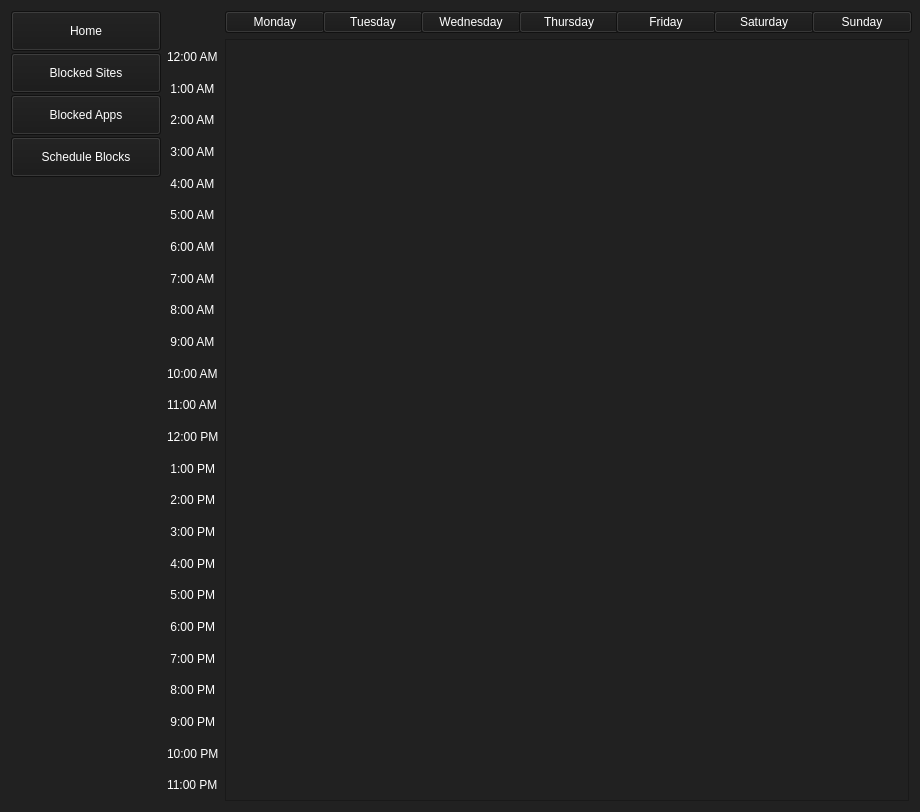
HowePersonal/DistractionBlocker, file ui/scheduleblocks.ui: the form before one commit.
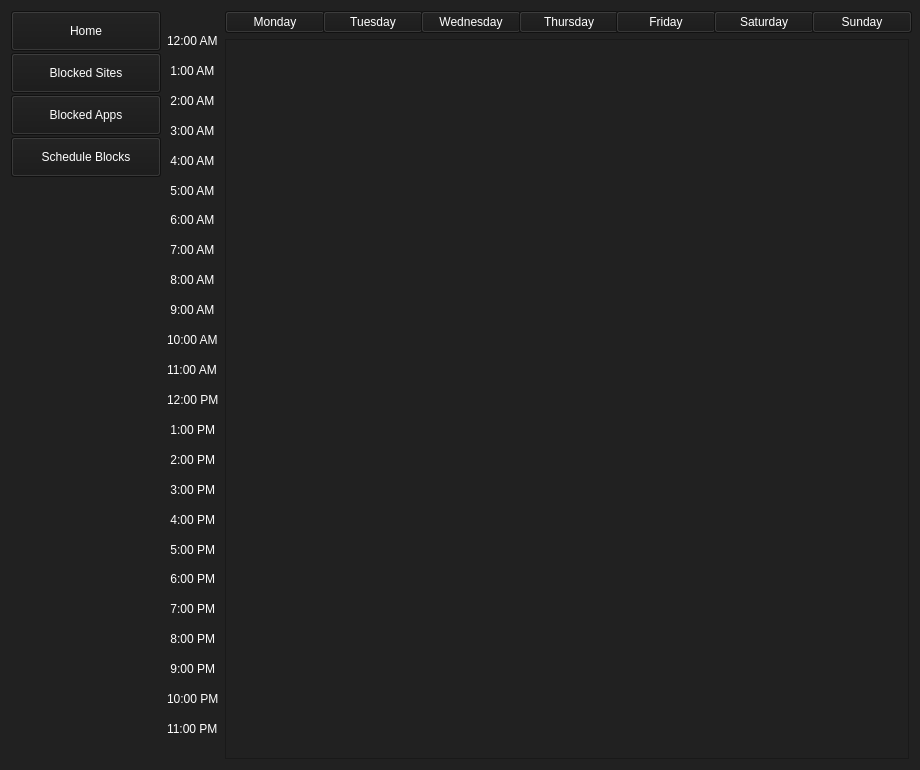
The form after the commit.

Commit message: Altered positioning of scheduling page for better readability

The edit to the form file:
```diff
--- a/ui/scheduleblocks.ui
+++ b/ui/scheduleblocks.ui
@@ -7,7 +7,7 @@
     <x>0</x>
     <y>0</y>
     <width>920</width>
-    <height>812</height>
+    <height>770</height>
    </rect>
   </property>
   <property name="minimumSize">
@@ -155,7 +155,7 @@
        <property name="sizeHint" stdset="0">
         <size>
          <width>20</width>
-         <height>30</height>
+         <height>15</height>
         </size>
        </property>
       </spacer>
@@ -413,6 +413,22 @@
        </property>
       </widget>
      </item>
+     <item>
+      <spacer name="verticalSpacer_3">
+       <property name="orientation">
+        <enum>Qt::Vertical</enum>
+       </property>
+       <property name="sizeType">
+        <enum>QSizePolicy::Maximum</enum>
+       </property>
+       <property name="sizeHint" stdset="0">
+        <size>
+         <width>20</width>
+         <height>15</height>
+        </size>
+       </property>
+      </spacer>
+     </item>
     </layout>
    </item>
    <item>
```
The commit also changes 1 other file.
